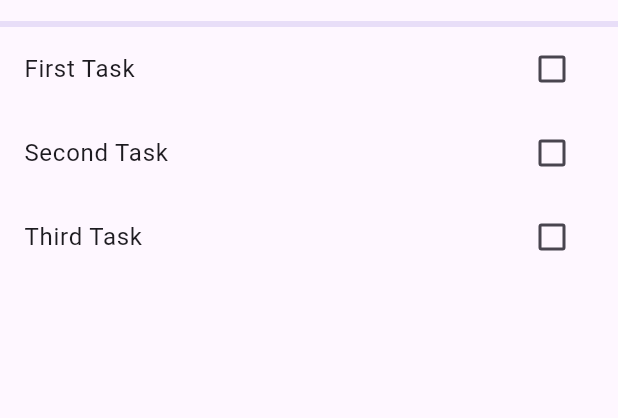
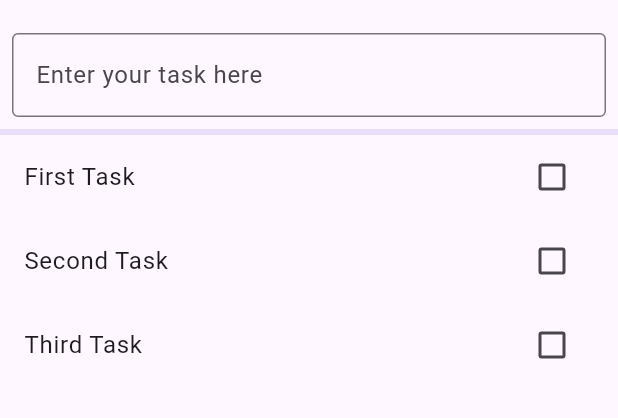
Before and after one commit to Mahara-Mobile-App-Development-BNG-01/simple_todo_list, a Flutter app: the screen it shows after launch, on a phone screen of 412 x 824 dp, the part 63-481 px from its top. Run offline on Flutter 3.47's test engine with Material 3 defaults, Android fonts, the phone set to English and light mode, and no system bars; our stand-ins replace flutter_bloc.

```diff
--- a/lib/main.dart
+++ b/lib/main.dart
@@ -1,10 +1,11 @@
 import 'package:flutter/material.dart';
+import 'package:flutter_bloc/flutter_bloc.dart';
 import 'package:provider/provider.dart';
 
 void main() {
   runApp(
-    ChangeNotifierProvider(
-      create: (context) => TasksModel(),
+    BlocProvider<TasksCubit>(
+      create: (context) => TasksCubit(),
       child: const MyApp(),
     ),
   );
@@ -18,11 +19,13 @@ class MyApp extends StatefulWidget {
 }
 
 class _MyAppState extends State<MyApp> {
+  final textController = TextEditingController();
+
   @override
   Widget build(BuildContext context) {
-    final model = Provider.of<TasksModel>(context);
-    final completedTasks = model.completedTasks;
-    final tasks = model.tasks;
+    final cubit = context.watch<TasksCubit>();
+    final completedTasks = cubit.state.completedTasks;
+    final tasks = cubit.state.tasks;
     final progress = completedTasks.length / tasks.length;
 
     return MaterialApp(
@@ -32,11 +35,24 @@ class _MyAppState extends State<MyApp> {
         ),
         body: ListView(
           children: [
+            Padding(
+              padding: const EdgeInsets.all(8.0),
+              child: TextField(
+                controller: textController,
+                decoration: const InputDecoration(
+                    border: OutlineInputBorder(),
+                    hintText: 'Enter your task here'),
+                onSubmitted: (text) {
+                  cubit.addTask(text);
+                  textController.clear();
+                },
+              ),
+            ),
             LinearProgressIndicator(
               value: progress,
             ),
             TasksList(onChanged: (newValue, title) {
-                model.toggleTask(title);
+              cubit.toggleTask(title);
             })
           ],
         ),
@@ -55,9 +71,9 @@ class TasksList extends StatelessWidget {
 
   @override
   Widget build(BuildContext context) {
-    final model = context.watch<TasksModel>();
-    final List<String> tasks = model.tasks;
-    final List<String> completedTasks = model.completedTasks;
+    final model = context.watch<TasksCubit>();
+    final List<String> tasks = model.state.tasks;
+    final List<String> completedTasks = model.state.completedTasks;
 
     return Column(
       children: tasks
@@ -73,22 +89,52 @@ class TasksList extends StatelessWidget {
   }
 }
 
-class TasksModel extends ChangeNotifier {
-  final List<String> tasks = [
-    'First Task',
-    'Second Task',
-    'Third Task',
-  ];
-  final List<String> completedTasks = [];
+class TasksCubit extends Cubit<TasksState> {
+  TasksCubit()
+      : super(
+          TasksState(
+            tasks: ['First Task', 'Second Task', 'Third Task'],
+            completedTasks: [],
+          ),
+        );
 
-  TasksModel();
+  void addTask(String title) {
+    emit(
+      state.copyWith(
+        tasks: [
+          title,
+          ...state.tasks,
+        ],
+      ),
+    );
+  }
 
   void toggleTask(String title) {
-    if (completedTasks.contains(title)) {
-      completedTasks.remove(title);
+    final newState = state.copyWith();
+
+    if (state.completedTasks.contains(title)) {
+      newState.completedTasks.remove(title);
+      emit(newState);
     } else {
-      completedTasks.add(title);
+      newState.completedTasks.add(title);
+      emit(newState);
     }
-    notifyListeners();
   }
 }
+
+class TasksState {
+  TasksState({required this.tasks, required this.completedTasks});
+
+  final List<String> tasks;
+  final List<String> completedTasks;
+
+  TasksState copyWith({
+    List<String>? tasks,
+    List<String>? completedTasks,
+  }) {
+    return TasksState(
+      tasks: tasks ?? this.tasks,
+      completedTasks: completedTasks ?? this.completedTasks,
+    );
+  }
+}
--- a/pubspec.yaml
+++ b/pubspec.yaml
@@ -36,6 +36,7 @@ dependencies:
   # Use with the CupertinoIcons class for iOS style icons.
   cupertino_icons: ^1.0.2
   provider: ^6.1.1
+  flutter_bloc: ^8.1.4
 
 dev_dependencies:
   flutter_test:
```
Also changed, not shown: pubspec.lock.
